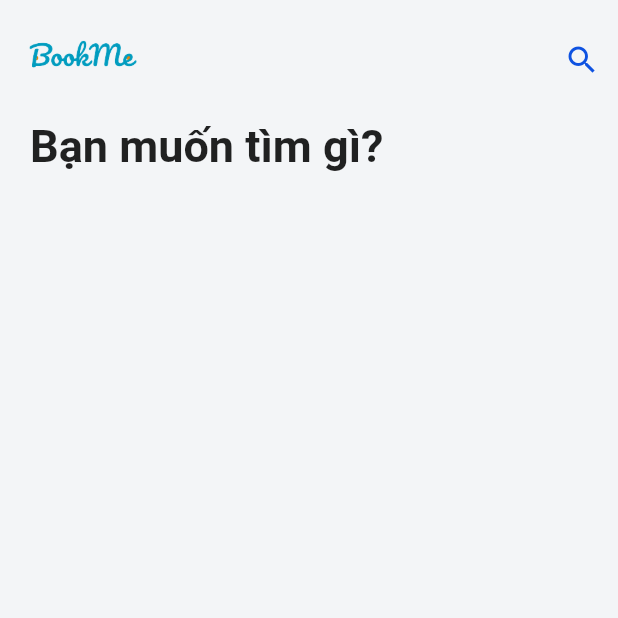
After one commit to bullpig/Mobile_Hotel_Booking, a Flutter app: the MainHomeScreen screen opened directly, on a phone screen of 412 x 824 dp, the top half of it. The commit adds this screen. Run offline on Flutter 3.47's test engine with Material 2 defaults, Android fonts, the phone set to English and light mode, and no system bars; our stand-ins replace firebase_auth, firebase_core, fluttertoast; accounts and stored records are empty; network calls fail.

Commit message:
add homescreen

```diff
--- a/hotel_booking/lib/main.dart
+++ b/hotel_booking/lib/main.dart
@@ -1,5 +1,6 @@
 import 'package:firebase_core/firebase_core.dart';
 import 'package:flutter/material.dart';
+import 'package:hotel_booking/screens/homeScreen.dart';
 import 'package:hotel_booking/screens/loginScreen.dart';
 
 void main() async {
@@ -24,6 +25,7 @@ class MyApp extends StatelessWidget {
         accentColor: const Color(0xFFD8ECF1),
         scaffoldBackgroundColor: const Color(0xFFF3F5F7),
       ),
+      // home: HomeScreen(),
       home: LoginScreen(),
     );
   }
--- a/hotel_booking/lib/screens/loginScreen.dart
+++ b/hotel_booking/lib/screens/loginScreen.dart
@@ -3,6 +3,7 @@ import 'dart:developer';
 
 import 'package:firebase_auth/firebase_auth.dart';
 import 'package:flutter/material.dart';
+import 'package:hotel_booking/screens/homeScreen.dart';
 import './registerationScreen.dart';
 // import '../api_controller.dart';
 
@@ -97,6 +98,9 @@ class _LoginScreenState extends State<LoginScreen> {
                           ),
                         ),
                       ),
+                      // onPressed: (){
+                      //   Navigator.push(context, route)
+                      // }
                       shape: new RoundedRectangleBorder(
                         borderRadius: new BorderRadius.circular(24.0),
                       ),
@@ -107,6 +111,7 @@ class _LoginScreenState extends State<LoginScreen> {
                               email: email.text, password: password.text);
                           if (user != null) {
                             log("Logged in");
+                            Navigator.push(context, MaterialPageRoute(builder: (context) => HomeScreen(),),);
                           }
                         } catch (e) {
                           print(e);
--- /dev/null
+++ b/hotel_booking/lib/screens/mainHomeScreen.dart
@@ -0,0 +1,62 @@
+import 'package:flutter/material.dart';
+// import 'package:hotel_app/screens/search.dart';
+// import 'package:hotel_app/widgets/destination_carsousel.dart';
+// import 'package:hotel_app/widgets/hotel_carousel.dart';
+
+class MainHomeScreen extends StatefulWidget {
+  @override
+  _MainHomeScreenState createState() => _MainHomeScreenState();
+}
+
+class _MainHomeScreenState extends State<MainHomeScreen> {
+  @override
+  Widget build(BuildContext context) {
+    return Scaffold(
+      body: SafeArea(
+        child: ListView(
+          children: [
+            Padding(
+              padding: const EdgeInsets.only(left: 15.0),
+              child: Row(
+                mainAxisAlignment: MainAxisAlignment.spaceBetween,
+                children: [
+                  Image(
+                    image: AssetImage('assets/images/bookme.png'),
+                    width: 80.0,
+                    height: 80.0,
+                  ),
+                  IconButton(
+                    icon: Icon(Icons.search),
+                    onPressed: () {
+                      // Navigator.push(
+                      //     context, MaterialPageRoute(builder: (_) => Search()));
+                    },
+                    color: Theme.of(context).primaryColor,
+                  ),
+                ],
+              ),
+            ),
+            Padding(
+              padding: const EdgeInsets.only(
+                left: 20.0,
+              ),
+              child: Text(
+                'Bạn muốn tìm gì?',
+                style: TextStyle(
+                  fontSize: 30.0,
+                  fontWeight: FontWeight.bold,
+                ),
+              ),
+            ),
+            SizedBox(height: 20.0),
+            // DestinationCarousel(),
+            SizedBox(
+              height: 20.0,
+            ),
+            // HotelCarousel(),
+          ],
+        ),
+      ),
+    );
+  }
+}
--- a/hotel_booking/lib/screens/registerationScreen.dart
+++ b/hotel_booking/lib/screens/registerationScreen.dart
@@ -143,10 +143,12 @@ class registerationScreen extends StatelessWidget {
                               msg: 'Mật khẩu phải từ 6 kí tự trở lên');
                         } else {
                         final newUser = await _auth.createUserWithEmailAndPassword(
-                        email: email.text, password: password.text);
+                        email: email.text, password: password.text );
                         log(newUser.toString());
                         if (newUser != null) {
-                          //Navigate to Main screen
+                          //Navigate to Login screen
+                           Navigator.push(context, MaterialPageRoute(builder: (context) => LoginScreen(),),);
+
                         }
                         }
                       },
```
Also changed, not shown: hotel_booking/lib/screens/homeScreen.dart (added, +105 -0 lines).
